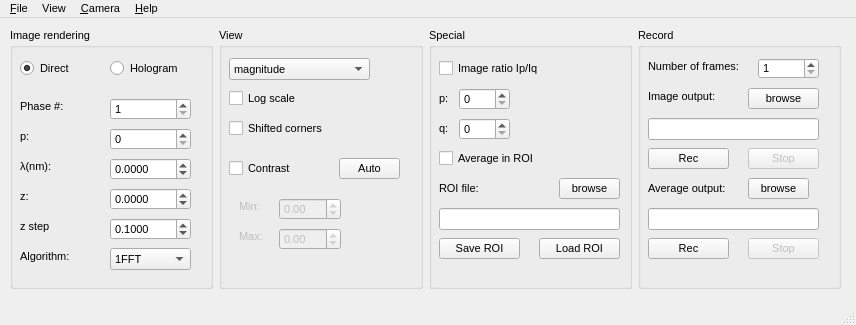
Qt form Holovibes/main_window.ui (DigitalHolography/Holovibes) before a commit.
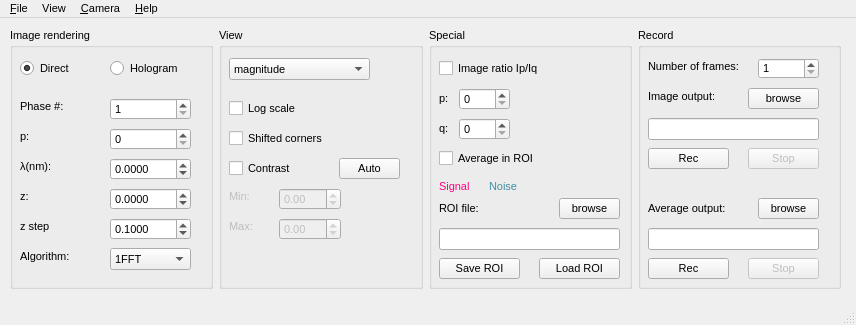
The same form after that commit. Custom widgets are drawn as their Qt base class.

What changed in the file:
```diff
--- a/Holovibes/main_window.ui
+++ b/Holovibes/main_window.ui
@@ -353,7 +353,7 @@
         <property name="geometry">
          <rect>
           <x>10</x>
-          <y>150</y>
+          <y>170</y>
           <width>53</width>
           <height>21</height>
          </rect>
@@ -366,7 +366,7 @@
         <property name="geometry">
          <rect>
           <x>130</x>
-          <y>150</y>
+          <y>170</y>
           <width>61</width>
           <height>21</height>
          </rect>
@@ -379,7 +379,7 @@
         <property name="geometry">
          <rect>
           <x>10</x>
-          <y>180</y>
+          <y>200</y>
           <width>181</width>
           <height>22</height>
          </rect>
@@ -389,7 +389,7 @@
         <property name="geometry">
          <rect>
           <x>10</x>
-          <y>210</y>
+          <y>230</y>
           <width>81</width>
           <height>21</height>
          </rect>
@@ -402,7 +402,7 @@
         <property name="geometry">
          <rect>
           <x>110</x>
-          <y>210</y>
+          <y>230</y>
           <width>81</width>
           <height>21</height>
          </rect>
@@ -411,6 +411,111 @@
          <string>Load ROI</string>
         </property>
        </widget>
+       <widget class="QLabel" name="label">
+        <property name="geometry">
+         <rect>
+          <x>10</x>
+          <y>150</y>
+          <width>41</width>
+          <height>16</height>
+         </rect>
+        </property>
+        <property name="palette">
+         <palette>
+          <active>
+           <colorrole role="WindowText">
+            <brush brushstyle="SolidPattern">
+             <color alpha="255">
+              <red>255</red>
+              <green>0</green>
+              <blue>128</blue>
+             </color>
+            </brush>
+           </colorrole>
+          </active>
+          <inactive>
+           <colorrole role="WindowText">
+            <brush brushstyle="SolidPattern">
+             <color alpha="255">
+              <red>255</red>
+              <green>0</green>
+              <blue>128</blue>
+             </color>
+            </brush>
+           </colorrole>
+          </inactive>
+          <disabled>
+           <colorrole role="WindowText">
+            <brush brushstyle="SolidPattern">
+             <color alpha="255">
+              <red>120</red>
+              <green>120</green>
+              <blue>120</blue>
+             </color>
+            </brush>
+           </colorrole>
+          </disabled>
+         </palette>
+        </property>
+        <property name="font">
+         <font>
+          <pointsize>8</pointsize>
+         </font>
+        </property>
+        <property name="text">
+         <string>Signal</string>
+        </property>
+       </widget>
+       <widget class="QLabel" name="label_2">
+        <property name="geometry">
+         <rect>
+          <x>60</x>
+          <y>150</y>
+          <width>31</width>
+          <height>16</height>
+         </rect>
+        </property>
+        <property name="palette">
+         <palette>
+          <active>
+           <colorrole role="WindowText">
+            <brush brushstyle="SolidPattern">
+             <color alpha="255">
+              <red>66</red>
+              <green>143</green>
+              <blue>163</blue>
+             </color>
+            </brush>
+           </colorrole>
+          </active>
+          <inactive>
+           <colorrole role="WindowText">
+            <brush brushstyle="SolidPattern">
+             <color alpha="255">
+              <red>66</red>
+              <green>143</green>
+              <blue>163</blue>
+             </color>
+            </brush>
+           </colorrole>
+          </inactive>
+          <disabled>
+           <colorrole role="WindowText">
+            <brush brushstyle="SolidPattern">
+             <color alpha="255">
+              <red>120</red>
+              <green>120</green>
+              <blue>120</blue>
+             </color>
+            </brush>
+           </colorrole>
+          </disabled>
+         </palette>
+        </property>
+        <property name="text">
+         <string>Noise</string>
+        </property>
+       </widget>
       </widget>
      </item>
      <item row="0" column="1">
@@ -434,7 +539,7 @@
         <property name="geometry">
          <rect>
           <x>10</x>
-          <y>60</y>
+          <y>70</y>
           <width>101</width>
           <height>21</height>
          </rect>
@@ -452,7 +557,7 @@
         <property name="geometry">
          <rect>
           <x>10</x>
-          <y>90</y>
+          <y>100</y>
           <width>121</width>
           <height>21</height>
          </rect>
@@ -467,8 +572,8 @@
         </property>
         <property name="geometry">
          <rect>
-          <x>20</x>
-          <y>170</y>
+          <x>10</x>
+          <y>160</y>
           <width>53</width>
           <height>16</height>
          </rect>
@@ -483,8 +588,8 @@
         </property>
         <property name="geometry">
          <rect>
-          <x>20</x>
-          <y>200</y>
+          <x>10</x>
+          <y>190</y>
           <width>53</width>
           <height>16</height>
          </rect>
@@ -551,7 +656,7 @@
         <property name="geometry">
          <rect>
           <x>60</x>
-          <y>170</y>
+          <y>160</y>
           <width>62</width>
           <height>22</height>
          </rect>
@@ -573,7 +678,7 @@
         <property name="geometry">
          <rect>
           <x>60</x>
-          <y>200</y>
+          <y>190</y>
           <width>62</width>
           <height>22</height>
          </rect>
@@ -696,7 +801,7 @@
         <property name="geometry">
          <rect>
           <x>10</x>
-          <y>150</y>
+          <y>170</y>
           <width>101</width>
           <height>21</height>
          </rect>
@@ -708,8 +813,8 @@
        <widget class="QPushButton" name="ROIOutputPushButton">
         <property name="geometry">
          <rect>
-          <x>110</x>
-          <y>150</y>
+          <x>120</x>
+          <y>170</y>
           <width>61</width>
           <height>21</height>
          </rect>
@@ -722,7 +827,7 @@
         <property name="geometry">
          <rect>
           <x>10</x>
-          <y>180</y>
+          <y>200</y>
           <width>171</width>
           <height>22</height>
          </rect>
@@ -732,7 +837,7 @@
         <property name="geometry">
          <rect>
           <x>10</x>
-          <y>210</y>
+          <y>230</y>
           <width>81</width>
           <height>21</height>
          </rect>
@@ -748,7 +853,7 @@
         <property name="geometry">
          <rect>
           <x>110</x>
-          <y>210</y>
+          <y>230</y>
           <width>71</width>
           <height>21</height>
          </rect>
```
